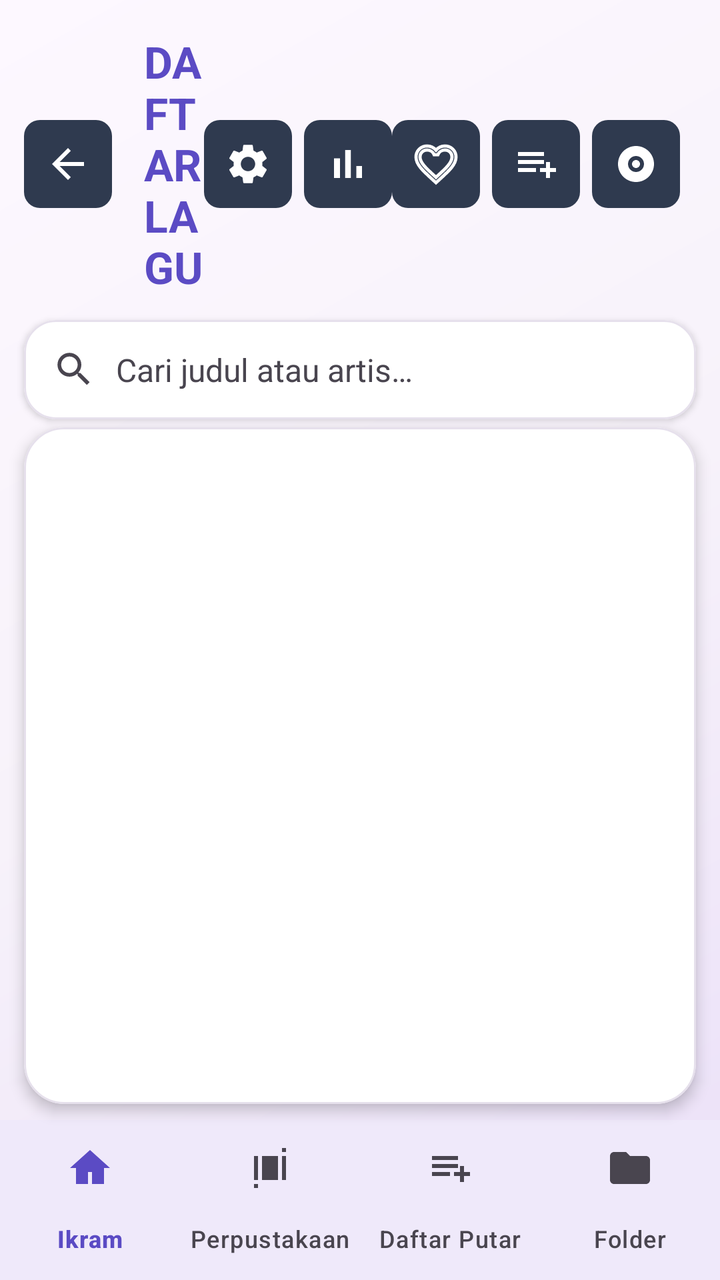
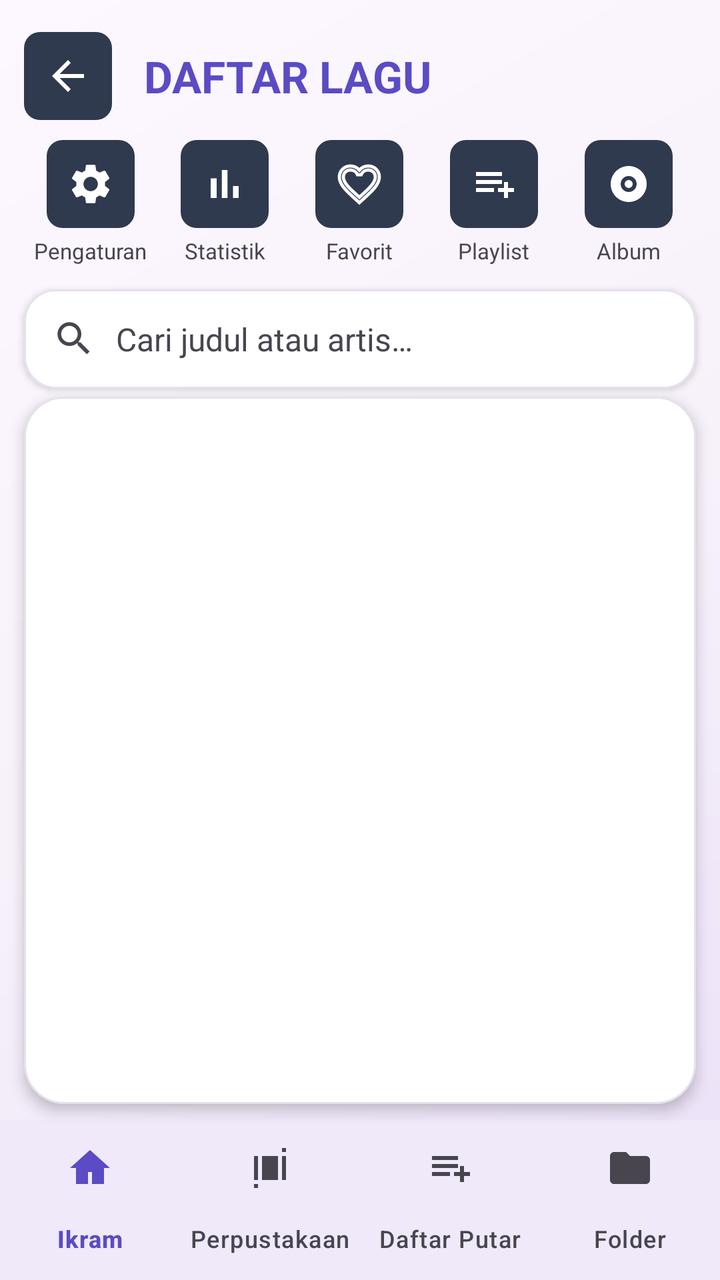

Two renders of the same Android screen: before a commit and after it. Below are the layout's source before the change and the commit's diff.
<!-- AndroidManifest.xml: application theme Theme.NxMusic -->
<!-- res/layout/activity_song_list.xml -->
<?xml version="1.0" encoding="utf-8"?>
<LinearLayout xmlns:android="http://schemas.android.com/apk/res/android"
    xmlns:app="http://schemas.android.com/apk/res-auto"
    android:layout_width="match_parent"
    android:layout_height="match_parent"
    android:orientation="vertical"
    android:fitsSystemWindows="true"
    android:background="@drawable/bg_main_gradient">

    
    <LinearLayout
        android:layout_width="match_parent"
        android:layout_height="wrap_content"
        android:orientation="horizontal"
        android:gravity="center_vertical"
        android:paddingStart="12dp"
        android:paddingEnd="20dp"
        android:paddingTop="16dp"
        android:paddingBottom="12dp">

        <ImageButton
            android:id="@+id/btn_back"
            android:layout_width="44dp"
            android:layout_height="44dp"
            android:background="@drawable/bg_icon_circle"
            android:src="@drawable/ic_back"
            android:tint="@color/white"
            android:padding="11dp"
            android:contentDescription="@string/back"/>

        <TextView
            android:layout_width="0dp"
            android:layout_height="wrap_content"
            android:layout_weight="1"
            android:text="@string/song_list"
            android:textColor="@color/primary"
            android:textSize="22sp"
            android:textStyle="bold"
            android:paddingStart="16dp"/>

        <ImageButton
            android:id="@+id/btn_settings"
            android:layout_width="44dp"
            android:layout_height="44dp"
            android:layout_marginEnd="6dp"
            android:background="@drawable/bg_icon_circle"
            android:src="@drawable/ic_settings"
            android:tint="@color/white"
            android:padding="11dp"
            android:contentDescription="@string/settings"/>

        <ImageButton
            android:id="@+id/btn_statistics"
            android:layout_width="44dp"
            android:layout_height="44dp"
            android:background="@drawable/bg_icon_circle"
            android:src="@drawable/ic_statistics"
            android:tint="@color/white"
            android:padding="11dp"
            android:contentDescription="@string/statistics"/>

        <ImageButton
            android:id="@+id/btn_favorite_filter"
            android:layout_width="44dp"
            android:layout_height="44dp"
            android:background="@drawable/bg_icon_circle"
            android:src="@drawable/ic_favorite_border"
            android:tint="@color/white"
            android:padding="11dp"
            android:contentDescription="@string/filter_favorites"/>

        <ImageButton
            android:id="@+id/btn_playlists"
            android:layout_width="44dp"
            android:layout_height="44dp"
            android:layout_marginStart="6dp"
            android:background="@drawable/bg_icon_circle"
            android:src="@drawable/ic_queue"
            android:tint="@color/white"
            android:padding="11dp"
            android:contentDescription="@string/playlists"/>

        <ImageButton
            android:id="@+id/btn_albums"
            android:layout_width="44dp"
            android:layout_height="44dp"
            android:layout_marginStart="6dp"
            android:background="@drawable/bg_icon_circle"
            android:src="@drawable/ic_album"
            android:tint="@color/white"
            android:padding="11dp"
            android:contentDescription="@string/open_albums"/>
    </LinearLayout>

    
    <com.google.android.material.card.MaterialCardView
        android:layout_width="match_parent"
        android:layout_height="wrap_content"
        android:layout_marginStart="12dp"
        android:layout_marginEnd="12dp"
        android:layout_marginBottom="4dp"
        app:cardBackgroundColor="@color/card_bg"
        app:cardCornerRadius="16dp"
        app:cardElevation="2dp"
        app:strokeColor="@color/divider"
        app:strokeWidth="1dp">

        <LinearLayout
            android:layout_width="match_parent"
            android:layout_height="wrap_content"
            android:orientation="horizontal"
            android:gravity="center_vertical"
            android:paddingStart="14dp"
            android:paddingEnd="10dp"
            android:paddingTop="6dp"
            android:paddingBottom="6dp">

            <ImageView
                android:layout_width="22dp"
                android:layout_height="22dp"
                android:src="@drawable/ic_search"
                android:tint="@color/on_surface_variant"/>

            <EditText
                android:id="@+id/search_input"
                android:layout_width="0dp"
                android:layout_height="wrap_content"
                android:layout_weight="1"
                android:background="@null"
                android:hint="@string/search_hint"
                android:inputType="text"
                android:imeOptions="actionSearch"
                android:maxLines="1"
                android:paddingStart="10dp"
                android:paddingTop="8dp"
                android:paddingBottom="8dp"
                android:textColor="@color/text_main"
                android:textColorHint="@color/text_muted"
                android:textSize="16sp"/>

            <ImageView
                android:id="@+id/btn_clear_search"
                android:layout_width="32dp"
                android:layout_height="32dp"
                android:padding="8dp"
                android:src="@drawable/ic_close"
                android:tint="@color/on_surface_variant"
                android:contentDescription="@string/clear_search"
                android:visibility="gone"/>
        </LinearLayout>
    </com.google.android.material.card.MaterialCardView>

    
    <com.google.android.material.card.MaterialCardView
        android:layout_width="match_parent"
        android:layout_height="0dp"
        android:layout_weight="1"
        android:layout_marginStart="12dp"
        android:layout_marginEnd="12dp"
        android:layout_marginBottom="8dp"
        app:cardBackgroundColor="@color/card_bg"
        app:cardCornerRadius="20dp"
        app:cardElevation="4dp"
        app:strokeColor="@color/divider"
        app:strokeWidth="1dp">

        <ListView
            android:id="@+id/list_songs"
            android:layout_width="match_parent"
            android:layout_height="match_parent"
            android:divider="@color/divider"
            android:dividerHeight="1dp"
            android:clipToPadding="false"
            android:paddingTop="6dp"
            android:paddingBottom="6dp"/>
    </com.google.android.material.card.MaterialCardView>

    
    <com.google.android.material.bottomnavigation.BottomNavigationView
        android:id="@+id/bottom_nav"
        android:layout_width="match_parent"
        android:layout_height="wrap_content"
        android:background="@color/surface"
        app:menu="@menu/menu_main"
        app:labelVisibilityMode="labeled"
        app:itemIconTint="@color/bottom_nav_color"
        app:itemTextColor="@color/bottom_nav_color"/>
</LinearLayout>
<!-- resources referenced by this layout -->
<resources>
  <color name="card_bg">#FFFFFF</color>
  <color name="divider">#E6E0EC</color>
  <color name="on_surface_variant">#49454F</color>
  <color name="primary">#5B4BC4</color>
  <color name="surface">#FDF8FF</color>
  <color name="text_main">#1D1B20</color>
  <color name="text_muted">#49454F</color>
  <color name="white">#FFFFFFFF</color>
  <!-- drawable bg_icon_circle (drawable) -->
  <?xml version="1.0" encoding="utf-8"?>
  <shape xmlns:android="http://schemas.android.com/apk/res/android"
      android:shape="rectangle">
          <corners android:radius="8dp"/>
      <solid android:color="#2F3A4F"/>
      <stroke
          android:width="0dp"
          android:color="#00000000"/>
  </shape>
  <!-- drawable bg_main_gradient (drawable) -->
  <?xml version="1.0" encoding="utf-8"?>
  <shape xmlns:android="http://schemas.android.com/apk/res/android"
      android:shape="rectangle">
      <gradient
          android:startColor="#FFFDF8FF"
          android:centerColor="#FFF7F2FA"
          android:endColor="#FFEADFF8"
          android:angle="315"/>
  </shape>
  <!-- drawable ic_statistics (drawable) -->
  <vector xmlns:android="http://schemas.android.com/apk/res/android"
      android:width="24dp"
      android:height="24dp"
      android:viewportWidth="24"
      android:viewportHeight="24"
      android:tint="#FFFFFF">
      <path
          android:fillColor="#FF000000"
          android:pathData="M5,9.2h3V19H5V9.2zM10.6,5h2.8v14h-2.8V5zM16.2,13H19v6h-2.8V13z"/>
  </vector>
  <string name="back">Kembali</string>
  <string name="clear_search">Hapus pencarian</string>
  <string name="filter_favorites">Tampilkan hanya lagu favorit</string>
  <string name="open_albums">Buka Album</string>
  <string name="playlists">Daftar Putar</string>
  <string name="search_hint">Cari judul atau artis…</string>
  <string name="settings">Pengaturan</string>
  <string name="song_list">DAFTAR LAGU</string>
  <string name="statistics">Statistik</string>
  <color name="on_primary">#FFFFFFFF</color>
  <color name="primary_container">#E6DFFF</color>
  <color name="on_primary_container">#1F0F66</color>
  <color name="secondary">#635B70</color>
  <color name="on_secondary">#FFFFFFFF</color>
  <color name="secondary_container">#EADEF8</color>
  <color name="on_secondary_container">#1E1828</color>
  <color name="tertiary">#7E5260</color>
  <color name="on_tertiary">#FFFFFFFF</color>
  <color name="tertiary_container">#FFD9E2</color>
  <color name="on_tertiary_container">#31111D</color>
  <color name="error">#B3261E</color>
  <color name="on_error">#FFFFFF</color>
  <color name="background">#FDF8FF</color>
  <color name="on_background">#1D1B20</color>
  <color name="on_surface">#1D1B20</color>
  <color name="surface_variant">#E6E0EC</color>
  <color name="surface_container_low">#F7F2FA</color>
  <color name="surface_container">#F3EDF7</color>
  <color name="surface_container_high">#EDE7F1</color>
  <color name="surface_container_highest">#E6E0EC</color>
  <color name="outline">#7A757F</color>
  <color name="outline_variant">#CAC4D0</color>
  <style name="NxMusicDialogTitle" parent="MaterialAlertDialog.Material3.Title.Text">
          <item name="android:textColor">@color/primary</item>
          <item name="android:textSize">20sp</item>
          <item name="android:textStyle">bold</item>
      </style>
  <style name="NxMusicDialogButton" parent="Widget.Material3.Button.TextButton.Dialog">
          <item name="android:textColor">@color/primary</item>
          <item name="android:textAllCaps">false</item>
      </style>
  <!-- unchanged entries left out for length: 9 -->
</resources>

<!-- the commit's change to res/layout/activity_song_list.xml (unified diff, before → after) -->
@@ -16,7 +16,7 @@
         android:paddingStart="12dp"
         android:paddingEnd="20dp"
         android:paddingTop="16dp"
-        android:paddingBottom="12dp">
+        android:paddingBottom="10dp">
 
         <ImageButton
             android:id="@+id/btn_back"
@@ -37,59 +37,151 @@
             android:textSize="22sp"
             android:textStyle="bold"
             android:paddingStart="16dp"/>
-
-        <ImageButton
-            android:id="@+id/btn_settings"
-            android:layout_width="44dp"
-            android:layout_height="44dp"
-            android:layout_marginEnd="6dp"
-            android:background="@drawable/bg_icon_circle"
-            android:src="@drawable/ic_settings"
-            android:tint="@color/white"
-            android:padding="11dp"
-            android:contentDescription="@string/settings"/>
-
-        <ImageButton
-            android:id="@+id/btn_statistics"
-            android:layout_width="44dp"
-            android:layout_height="44dp"
-            android:background="@drawable/bg_icon_circle"
-            android:src="@drawable/ic_statistics"
-            android:tint="@color/white"
-            android:padding="11dp"
-            android:contentDescription="@string/statistics"/>
-
-        <ImageButton
-            android:id="@+id/btn_favorite_filter"
-            android:layout_width="44dp"
-            android:layout_height="44dp"
-            android:background="@drawable/bg_icon_circle"
-            android:src="@drawable/ic_favorite_border"
-            android:tint="@color/white"
-            android:padding="11dp"
-            android:contentDescription="@string/filter_favorites"/>
-
-        <ImageButton
-            android:id="@+id/btn_playlists"
-            android:layout_width="44dp"
-            android:layout_height="44dp"
-            android:layout_marginStart="6dp"
-            android:background="@drawable/bg_icon_circle"
-            android:src="@drawable/ic_queue"
-            android:tint="@color/white"
-            android:padding="11dp"
-            android:contentDescription="@string/playlists"/>
-
-        <ImageButton
-            android:id="@+id/btn_albums"
-            android:layout_width="44dp"
-            android:layout_height="44dp"
-            android:layout_marginStart="6dp"
-            android:background="@drawable/bg_icon_circle"
-            android:src="@drawable/ic_album"
-            android:tint="@color/white"
-            android:padding="11dp"
-            android:contentDescription="@string/open_albums"/>
+    </LinearLayout>
+
+    
+    <LinearLayout
+        android:layout_width="match_parent"
+        android:layout_height="wrap_content"
+        android:orientation="horizontal"
+        android:paddingStart="12dp"
+        android:paddingEnd="12dp"
+        android:paddingBottom="12dp">
+
+        <LinearLayout
+            android:layout_width="0dp"
+            android:layout_height="wrap_content"
+            android:layout_weight="1"
+            android:orientation="vertical"
+            android:gravity="center_horizontal">
+
+            <ImageButton
+                android:id="@+id/btn_settings"
+                android:layout_width="44dp"
+                android:layout_height="44dp"
+                android:background="@drawable/bg_icon_circle"
+                android:src="@drawable/ic_settings"
+                android:tint="@color/white"
+                android:padding="11dp"
+                android:contentDescription="@string/settings"/>
+
+            <TextView
+                android:layout_width="wrap_content"
+                android:layout_height="wrap_content"
+                android:layout_marginTop="4dp"
+                android:text="@string/settings"
+                android:textColor="@color/on_surface_variant"
+                android:textSize="11sp"
+                android:maxLines="1"/>
+        </LinearLayout>
+
+        <LinearLayout
+            android:layout_width="0dp"
+            android:layout_height="wrap_content"
+            android:layout_weight="1"
+            android:orientation="vertical"
+            android:gravity="center_horizontal">
+
+            <ImageButton
+                android:id="@+id/btn_statistics"
+                android:layout_width="44dp"
+                android:layout_height="44dp"
+                android:background="@drawable/bg_icon_circle"
+                android:src="@drawable/ic_statistics"
+                android:tint="@color/white"
+                android:padding="11dp"
+                android:contentDescription="@string/statistics"/>
+
+            <TextView
+                android:layout_width="wrap_content"
+                android:layout_height="wrap_content"
+                android:layout_marginTop="4dp"
+                android:text="@string/statistics"
+                android:textColor="@color/on_surface_variant"
+                android:textSize="11sp"
+                android:maxLines="1"/>
+        </LinearLayout>
+
+        <LinearLayout
+            android:layout_width="0dp"
+            android:layout_height="wrap_content"
+            android:layout_weight="1"
+            android:orientation="vertical"
+            android:gravity="center_horizontal">
+
+            <ImageButton
+                android:id="@+id/btn_favorite_filter"
+                android:layout_width="44dp"
+                android:layout_height="44dp"
+                android:background="@drawable/bg_icon_circle"
+                android:src="@drawable/ic_favorite_border"
+                android:tint="@color/white"
+                android:padding="11dp"
+                android:contentDescription="@string/filter_favorites"/>
+
+            <TextView
+                android:layout_width="wrap_content"
+                android:layout_height="wrap_content"
+                android:layout_marginTop="4dp"
+                android:text="@string/shortcut_favorites"
+                android:textColor="@color/on_surface_variant"
+                android:textSize="11sp"
+                android:maxLines="1"/>
+        </LinearLayout>
+
+        <LinearLayout
+            android:layout_width="0dp"
+            android:layout_height="wrap_content"
+            android:layout_weight="1"
+            android:orientation="vertical"
+            android:gravity="center_horizontal">
+
+            <ImageButton
+                android:id="@+id/btn_playlists"
+                android:layout_width="44dp"
+                android:layout_height="44dp"
+                android:background="@drawable/bg_icon_circle"
+                android:src="@drawable/ic_queue"
+                android:tint="@color/white"
+                android:padding="11dp"
+                android:contentDescription="@string/playlists"/>
+
+            <TextView
+                android:layout_width="wrap_content"
+                android:layout_height="wrap_content"
+                android:layout_marginTop="4dp"
+                android:text="@string/shortcut_playlists"
+                android:textColor="@color/on_surface_variant"
+                android:textSize="11sp"
+                android:maxLines="1"/>
+        </LinearLayout>
+
+        <LinearLayout
+            android:layout_width="0dp"
+            android:layout_height="wrap_content"
+            android:layout_weight="1"
+            android:orientation="vertical"
+            android:gravity="center_horizontal">
+
+            <ImageButton
+                android:id="@+id/btn_albums"
+                android:layout_width="44dp"
+                android:layout_height="44dp"
+                android:background="@drawable/bg_icon_circle"
+                android:src="@drawable/ic_album"
+                android:tint="@color/white"
+                android:padding="11dp"
+                android:contentDescription="@string/open_albums"/>
+
+            <TextView
+                android:layout_width="wrap_content"
+                android:layout_height="wrap_content"
+                android:layout_marginTop="4dp"
+                android:text="@string/shortcut_albums"
+                android:textColor="@color/on_surface_variant"
+                android:textSize="11sp"
+                android:maxLines="1"/>
+        </LinearLayout>
     </LinearLayout>
 
     
<!-- resource entries referenced after the edit -->
@@ -46,6 +46,9 @@
   <string name="playlists">Daftar Putar</string>
   <string name="search_hint">Cari judul atau artis…</string>
   <string name="settings">Pengaturan</string>
+  <string name="shortcut_albums">Album</string>
+  <string name="shortcut_favorites">Favorit</string>
+  <string name="shortcut_playlists">Playlist</string>
   <string name="song_list">DAFTAR LAGU</string>
   <string name="statistics">Statistik</string>
   <color name="on_primary">#FFFFFFFF</color>
